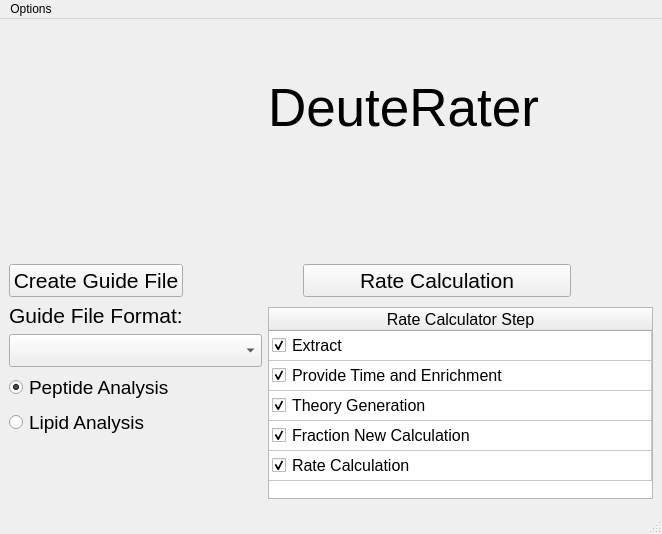
Above: ui_files/Main_Menu.ui from JC-Price/DeuteRater before the change. Below: the same form after it.
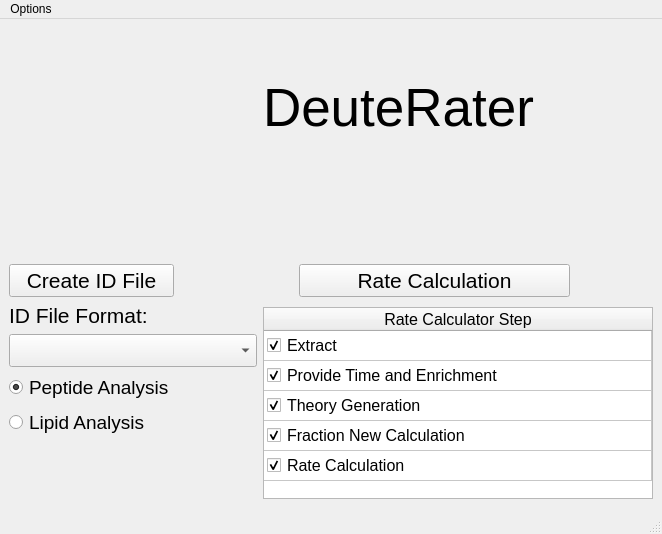
That is the form after the change. Icons and pictures are not drawn.

Commit message: changed guide to id

The edit to the form file:
```diff
--- a/ui_files/Main_Menu.ui
+++ b/ui_files/Main_Menu.ui
@@ -118,7 +118,7 @@
        </font>
       </property>
       <property name="text">
-       <string>Create Guide File</string>
+       <string>Create ID File</string>
       </property>
      </widget>
     </item>
@@ -174,7 +174,7 @@
        </font>
       </property>
       <property name="text">
-       <string>Guide File Format:</string>
+       <string>ID File Format:</string>
       </property>
      </widget>
     </item>
```
Left out of the diff: 4 changed lines with no effect on the pictures.
